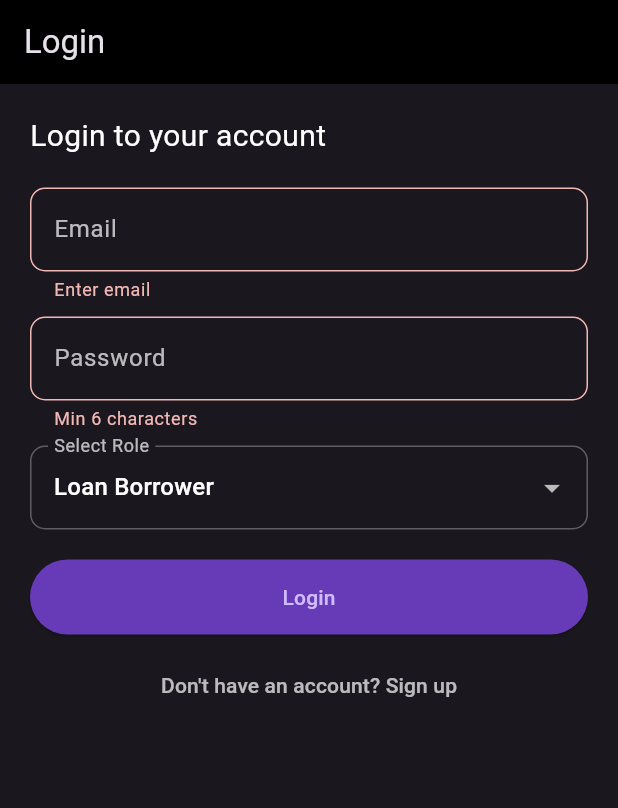
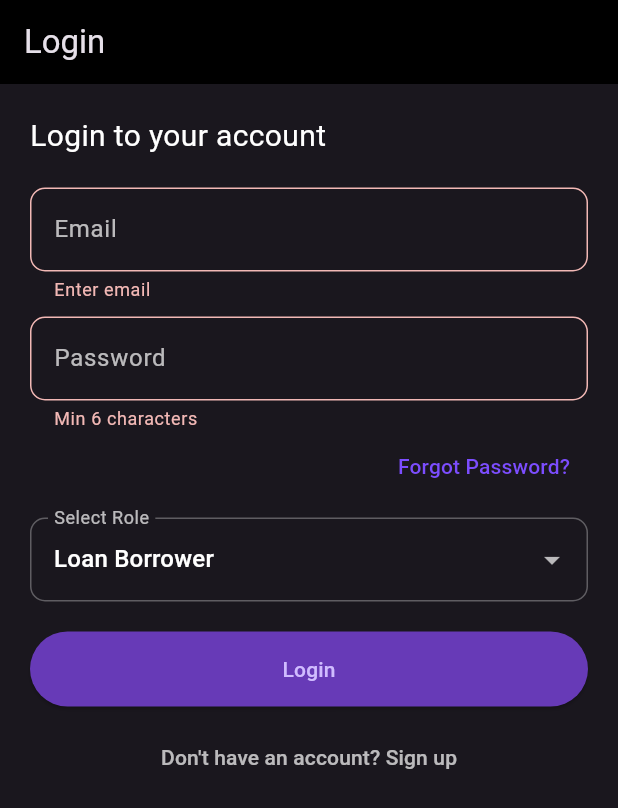
Before and after one commit to Krish1429/loan_management_application, a Flutter app: the screen it shows after launch, after a tap on "Already have an account? Login", after a tap on "Login", on a phone screen of 412 x 824 dp. Shown: the top 808 px of the screen. Run offline on Flutter 3.47's test engine with Material 3 defaults, Android fonts, the phone set to English and light mode, and no system bars; our stand-ins replace file_picker, supabase_flutter; accounts and stored records are empty; network calls fail.

Commit message:
Added Reset Password screen

```diff
--- a/lib/main.dart
+++ b/lib/main.dart
@@ -1,7 +1,8 @@
 import 'package:flutter/material.dart';
 import 'package:supabase_flutter/supabase_flutter.dart';
-import '../screens/sign_up_page.dart'; // adjust if folder is different
-import 'supabase_client.dart';    // your Supabase config
+import 'screens/sign_up_page.dart'; // adjust path if needed
+import 'supabase_client.dart';      // your Supabase config
+import 'screens/reset_password_screen.dart'; // ✅ You need this screen
 
 void main() async {
   WidgetsFlutterBinding.ensureInitialized();
@@ -14,16 +15,41 @@ void main() async {
   runApp(const MyApp());
 }
 
-class MyApp extends StatelessWidget {
+class MyApp extends StatefulWidget {
   const MyApp({super.key});
+
+  @override
+  State<MyApp> createState() => _MyAppState();
+}
+
+class _MyAppState extends State<MyApp> {
+  final _navigatorKey = GlobalKey<NavigatorState>();
+
+  @override
+  void initState() {
+    super.initState();
+
+    // ✅ Listen to auth state changes
+    Supabase.instance.client.auth.onAuthStateChange.listen((data) {
+      final event = data.event;
+
+      if (event == AuthChangeEvent.passwordRecovery) {
+        // 🔁 Navigate to password reset screen
+        _navigatorKey.currentState?.push(
+          MaterialPageRoute(builder: (_) => const ResetPasswordScreen()),
+        );
+      }
+    });
+  }
 
   @override
   Widget build(BuildContext context) {
     return MaterialApp(
       title: 'Loan Management App',
       theme: ThemeData.dark(),
+      navigatorKey: _navigatorKey, // ✅ Needed for deep link routing
       debugShowCheckedModeBanner: false,
-      home: const SignUpPage(), // Show signup page first
+      home: const SignUpPage(),
     );
   }
 }
--- a/lib/screens/login_page.dart
+++ b/lib/screens/login_page.dart
@@ -62,19 +62,22 @@ class _LoginPageState extends State<LoginPage> {
           );
         } else {
           if (role == 'Loan Borrower') {
-            Navigator.pushReplacement(
+            Navigator.pushAndRemoveUntil(
               context,
               MaterialPageRoute(builder: (_) => const LoanBorrowerDashboard()),
+              (route) => false,
             );
           } else if (role == 'Merchant') {
-            Navigator.pushReplacement(
+            Navigator.pushAndRemoveUntil(
               context,
               MaterialPageRoute(builder: (_) => const MerchantDashboardScreen()),
+              (route) => false,
             );
           } else if (role == 'NBFC Admin') {
-            Navigator.pushReplacement(
+            Navigator.pushAndRemoveUntil(
               context,
               MaterialPageRoute(builder: (_) => const AdminDashboardScreen()),
+              (route) => false,
             );
           }
         }
@@ -88,6 +91,29 @@ class _LoginPageState extends State<LoginPage> {
     setState(() => isLoading = false);
   }
 
+  Future<void> forgotPassword() async {
+    final email = emailController.text.trim();
+    if (email.isEmpty) {
+      ScaffoldMessenger.of(context).showSnackBar(
+        const SnackBar(content: Text('Please enter your email to reset password.')),
+      );
+      return;
+    }
+
+    try {
+      await supabase.auth.resetPasswordForEmail(email,
+          redirectTo: 'https://your-app-url.com/reset-password');
+
+      ScaffoldMessenger.of(context).showSnackBar(
+        const SnackBar(content: Text('Password reset link sent to your email.')),
+      );
+    } catch (e) {
+      ScaffoldMessenger.of(context).showSnackBar(
+        SnackBar(content: Text('Error sending reset email: $e')),
+      );
+    }
+  }
+
   @override
   Widget build(BuildContext context) {
     return Scaffold(
@@ -95,6 +121,7 @@ class _LoginPageState extends State<LoginPage> {
       appBar: AppBar(
         backgroundColor: Colors.black,
         title: const Text('Login'),
+        automaticallyImplyLeading: false, // 👈 Hides back button
       ),
       body: Padding(
         padding: const EdgeInsets.all(20),
@@ -122,6 +149,18 @@ class _LoginPageState extends State<LoginPage> {
                 style: const TextStyle(color: Colors.white),
                 decoration: _inputDecoration('Password'),
                 validator: (val) => val!.length < 6 ? 'Min 6 characters' : null,
+              ),
+
+              // Forgot Password Button
+              Align(
+                alignment: Alignment.centerRight,
+                child: TextButton(
+                  onPressed: forgotPassword,
+                  child: const Text(
+                    'Forgot Password?',
+                    style: TextStyle(color: Colors.deepPurpleAccent),
+                  ),
+                ),
               ),
               const SizedBox(height: 10),
 
```
Also changed, not shown: lib/screens/reset_password_screen.dart (added, +125 -0 lines), 2 other files.
